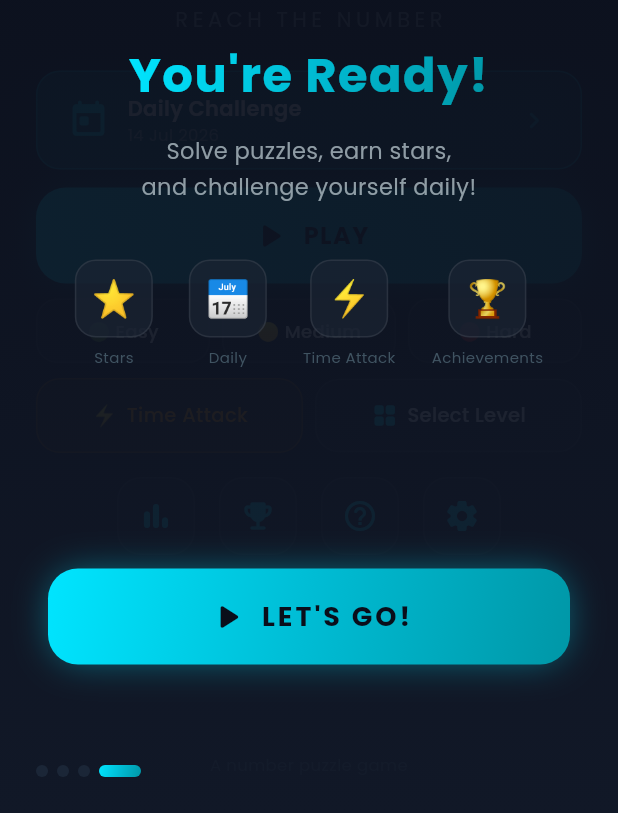
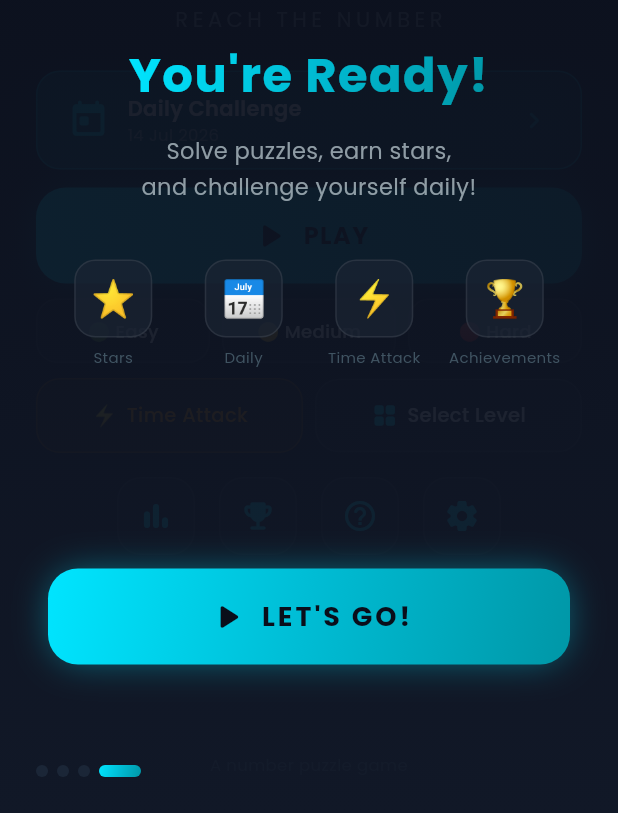
Before and after one commit to imamsatya/countiq, a Flutter app: the screen it shows after launch, swiped to page 4, on a phone screen of 412 x 824 dp, the part 423-1236 px from its top. Run offline on Flutter 3.47's test engine with Material 3 defaults, Android fonts, the phone set to English and light mode, and no system bars; our stand-ins replace audioplayers, confetti, equatable, flutter_riverpod, go_router, hive_flutter and 1 more; accounts and stored records are empty.

Commit message:
fix: overflow on onboarding screen

```diff
--- a/lib/presentation/widgets/onboarding_overlay.dart
+++ b/lib/presentation/widgets/onboarding_overlay.dart
@@ -621,15 +621,13 @@ class _OnboardingOverlayState extends State<OnboardingOverlay>
 
               // Feature icons
               Row(
-                mainAxisAlignment: MainAxisAlignment.center,
+                mainAxisAlignment: MainAxisAlignment.spaceEvenly,
+                crossAxisAlignment: CrossAxisAlignment.start,
                 children: [
-                  _buildFeatureIcon('⭐', 'Stars'),
-                  const SizedBox(width: 24),
-                  _buildFeatureIcon('📅', 'Daily'),
-                  const SizedBox(width: 24),
-                  _buildFeatureIcon('⚡', 'Time Attack'),
-                  const SizedBox(width: 24),
-                  _buildFeatureIcon('🏆', 'Achievements'),
+                  Expanded(child: _buildFeatureIcon('⭐', 'Stars')),
+                  Expanded(child: _buildFeatureIcon('📅', 'Daily')),
+                  Expanded(child: _buildFeatureIcon('⚡', 'Time Attack')),
+                  Expanded(child: _buildFeatureIcon('🏆', 'Achievements')),
                 ],
               ),
 
@@ -690,6 +688,7 @@ class _OnboardingOverlayState extends State<OnboardingOverlay>
         const SizedBox(height: 6),
         Text(
           label,
+          textAlign: TextAlign.center,
           style: TextStyle(
             fontSize: 10,
             color: AppTheme.textMuted.withValues(alpha: 0.6),
```
